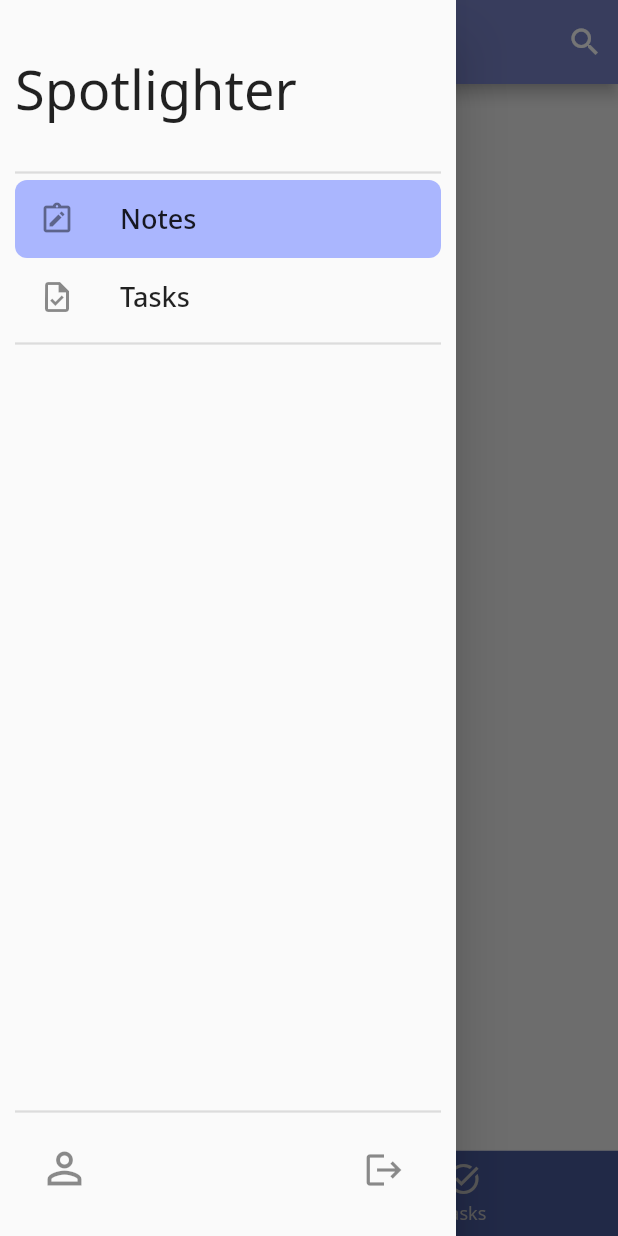
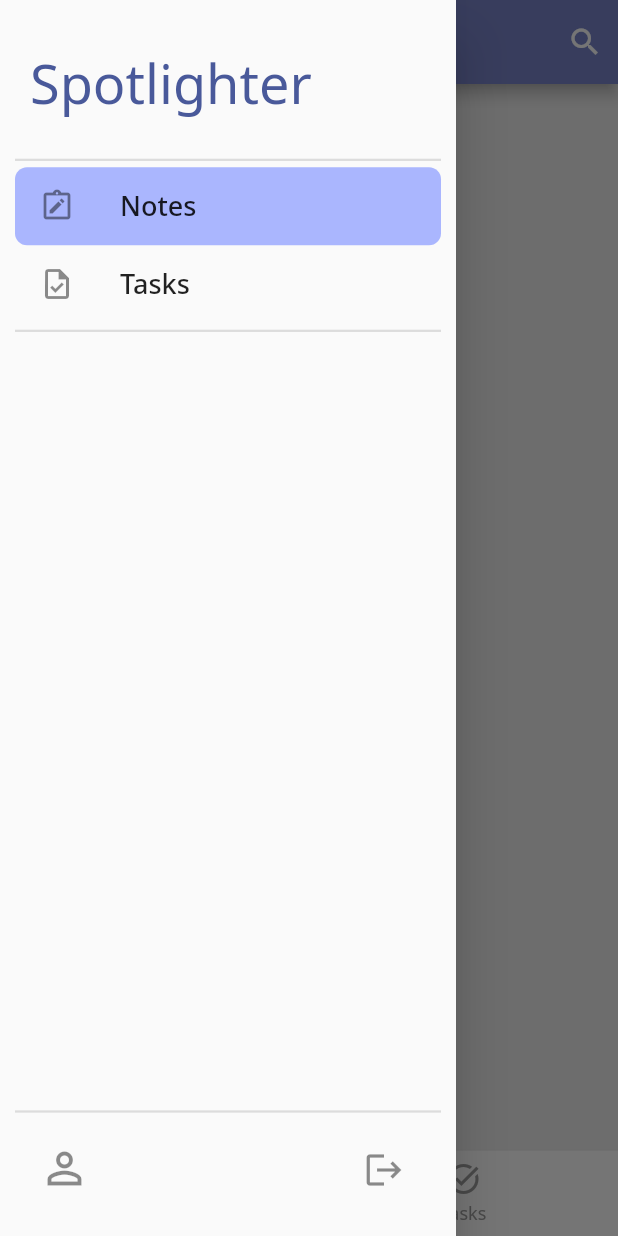
Before and after one commit to nokla007/spotlighter, a Flutter app: the screen it shows once a user with an empty profile is signed in, with the side drawer open, on a phone screen of 412 x 824 dp. Run offline on Flutter 3.47's test engine with Material 2 defaults, Android fonts, the phone set to English and light mode, and no system bars; our stand-ins replace cloud_firestore, firebase_auth, firebase_core, google_fonts; accounts and stored records are empty.

Commit message:
theme update

```diff
--- a/lib/main.dart
+++ b/lib/main.dart
@@ -81,10 +81,11 @@
   primaryColorDark: Color(0xff49599a),
   scaffoldBackgroundColor: Colors.grey[200],
   bottomNavigationBarTheme: BottomNavigationBarThemeData(
-    backgroundColor: Color(0xff49599a),
+    //backgroundColor: Color(0xff49599a),
+    backgroundColor: Colors.white,
     elevation: 2,
-    selectedItemColor: Colors.orange[400],
-    unselectedItemColor: Colors.grey[400],
+    selectedItemColor: Colors.indigoAccent,
+    unselectedItemColor: Colors.grey,
   ),
   inputDecorationTheme: InputDecorationTheme(
     border: OutlineInputBorder(
@@ -102,8 +103,8 @@
         // ignore: deprecated_member_use
         title: TextStyle(
       fontSize: 20,
-      //fontWeight: FontWeight.w500,
-      color: Colors.white,
+      // fontWeight: FontWeight.w500,
+      //color: Colors.white,
     )),
   ),
 );
--- a/lib/screens/home_screen.dart
+++ b/lib/screens/home_screen.dart
@@ -1,5 +1,6 @@
 import 'package:firebase_auth/firebase_auth.dart';
 import 'package:flutter/material.dart';
+import 'package:google_fonts/google_fonts.dart';
 import 'package:provider/provider.dart';
 import 'package:spotlighter1/constants.dart';
 import 'package:spotlighter1/screens/note_editor.dart';
@@ -34,9 +35,11 @@
   }
 
   void toggleIndex(int i) {
+    if (_selectedIndex != i) {
       setState(() {
         _selectedIndex = i;
       });
+    }
   }
 
   @override
@@ -45,10 +48,6 @@
       appBar: AppBar(
         title: Text(
           _titles[_selectedIndex],
-          // style: Theme.of(context)
-          //     .textTheme
-          //     .headline6!
-          //     .copyWith(color: Colors.white),
         ),
         actions: [
           // TODO: Implement Search Functionality.
@@ -56,7 +55,9 @@
             onPressed: () {
               print('search');
             },
-            icon: Icon(Icons.search),
+            icon: Icon(
+              Icons.search,
+            ),
           ),
         ],
       ),
@@ -66,12 +67,11 @@
       ),
       body: getPage(_selectedIndex),
       bottomNavigationBar: BottomAppBar(
-        elevation: 1,
+        elevation: 2,
         shape: CircularNotchedRectangle(),
-        notchMargin: 6,
+        notchMargin: 4,
         clipBehavior: Clip.antiAlias,
         child: BottomNavigationBar(
-          elevation: 3,
           items: [
             BottomNavigationBarItem(
               icon: Icon(
@@ -86,9 +86,11 @@
           //selectedItemColor: Colors.black87,
           //unselectedItemColor: Colors.black45,
           onTap: (index) {
+            if (index != _selectedIndex) {
               setState(() {
                 _selectedIndex = index;
               });
+            }
           },
         ),
       ),
@@ -110,17 +112,27 @@
     return Drawer(
       child: SafeArea(
         child: Padding(
-          padding: const EdgeInsets.all(10.0),
+          padding: EdgeInsets.all(10.0),
           child: Column(
             crossAxisAlignment: CrossAxisAlignment.start,
             children: [
               Container(
-                height: 100,
-                child: const Align(
+                height: MediaQuery.of(context).size.height / 9,
+                child: Padding(
+                  padding: const EdgeInsets.all(10.0),
+                  child: Align(
                     alignment: Alignment.centerLeft,
                     child: Text(
                       'Spotlighter',
-                    style: TextStyle(fontSize: 36),
+                      style: TextStyle(
+                        fontSize: 36,
+                        color: Theme.of(context).primaryColorDark,
+                      ),
+                      // style: GoogleFonts.montserrat(
+                      //   fontSize: 40,
+                      //   color: Theme.of(context).primaryColorDark,
+                      // ),
+                    ),
                   ),
                 ),
               ),
```
Lines whose indentation alone changed are shown as unchanged.
